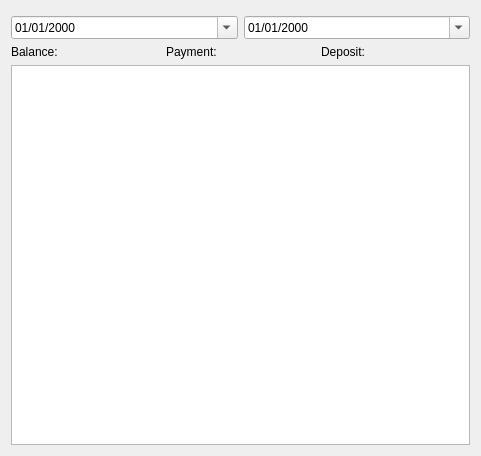
Old version of the form res/ui/transactions_tab.ui in the repository duniter/sakia.
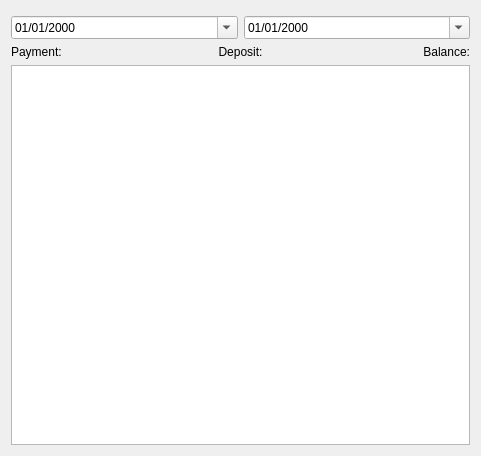
New version of the form.

Commit message: Improve transactions tab appearance

```diff
--- a/res/ui/transactions_tab.ui
+++ b/res/ui/transactions_tab.ui
@@ -45,13 +45,6 @@
      </item>
      <item>
       <layout class="QHBoxLayout" name="horizontalLayout">
-       <item>
-        <widget class="QLabel" name="label_balance">
-         <property name="text">
-          <string>Balance:</string>
-         </property>
-        </widget>
-       </item>
        <item>
         <widget class="QLabel" name="label_payment">
          <property name="text">
@@ -63,6 +56,19 @@
         <widget class="QLabel" name="label_deposit">
          <property name="text">
           <string>Deposit:</string>
+         </property>
+         <property name="alignment">
+          <set>Qt::AlignCenter</set>
+         </property>
+        </widget>
+       </item>
+       <item>
+        <widget class="QLabel" name="label_balance">
+         <property name="text">
+          <string>Balance:</string>
+         </property>
+         <property name="alignment">
+          <set>Qt::AlignRight|Qt::AlignTrailing|Qt::AlignVCenter</set>
          </property>
         </widget>
        </item>
```
The commit also changes 1 other file.
